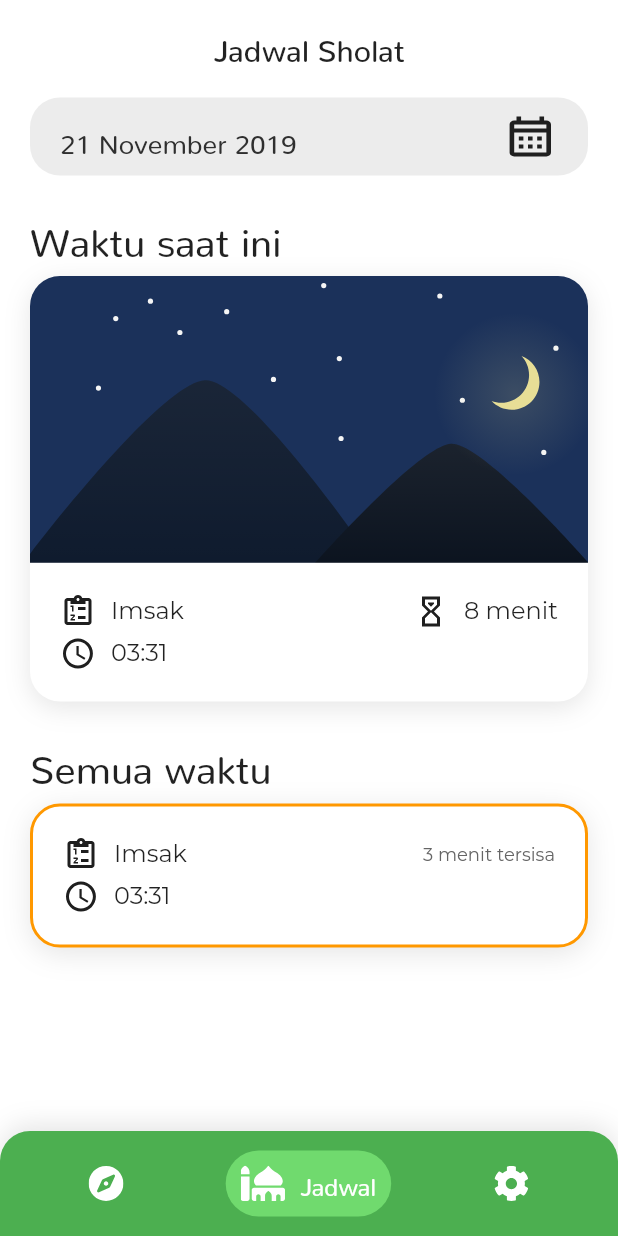
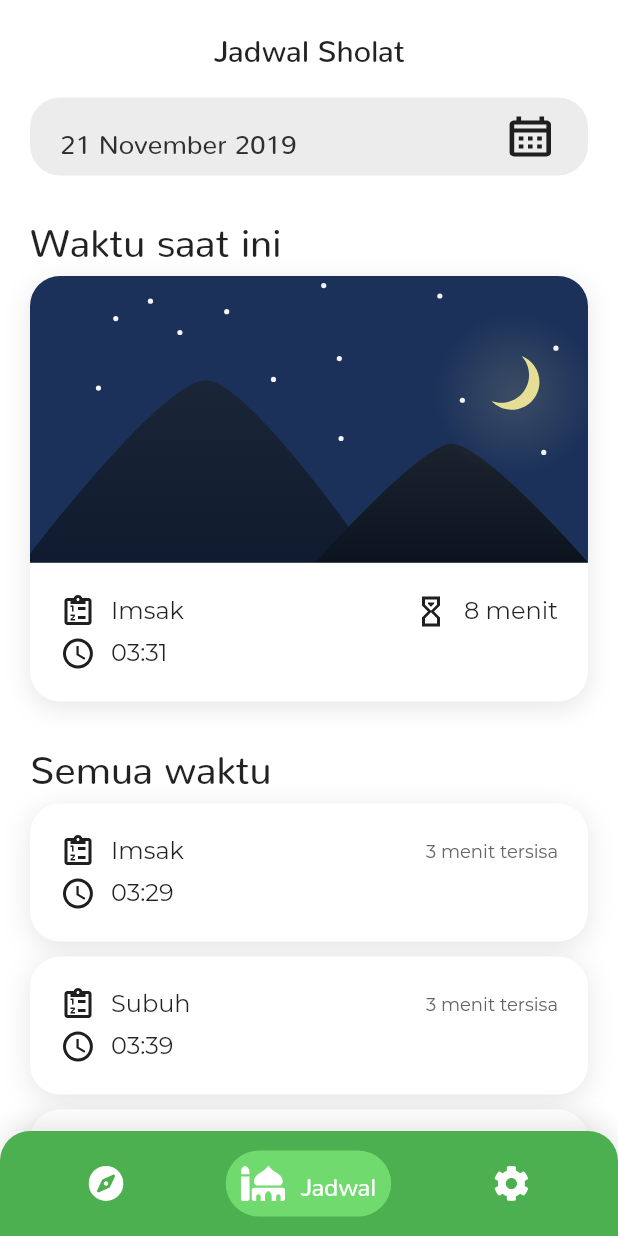
Before and after one commit to mbaguszulmi/muslim-compass, a Flutter app: the screen it shows after launch, item 2 of the bottom bar chosen, on a phone screen of 412 x 824 dp. Run offline on Flutter 3.47's test engine with Material 2 defaults, Android fonts, the phone set to English and light mode, and no system bars; our stand-ins replace flutter_compass, flutter_svg; statements that could not run were skipped.

Commit message:
Update progress on schedule page

```diff
--- a/lib/mainPageContents/schedule.dart
+++ b/lib/mainPageContents/schedule.dart
@@ -1,6 +1,7 @@
 import 'package:flutter/material.dart';
 import 'package:flutter_svg/flutter_svg.dart';
 import 'package:intl/intl.dart';
+import 'package:muslimcompass/model/schedule_item.dart';
 
 class Schedule extends StatefulWidget {
 
@@ -9,17 +10,49 @@ class Schedule extends StatefulWidget {
 }
 
 class _ScheduleState extends State<Schedule> {
-  DateTime _currentDate = DateTime.now();
+  DateTime _currentTime = DateTime.now();
+  DateTime _todayDate;
+  DateTime _currentDate;
   DateFormat _formatDate = DateFormat("d MMMM yyyy");
   TextStyle _cardMainTextStyle = TextStyle(
     fontFamily: 'Montserrat',
     fontSize: 16
   );
-
+  List<ScheduleItem> _scheduleList = [
+    ScheduleItem(scheduleName: 'Imsak', scheduleTime: DateTime.parse("20191121T032900")),
+    ScheduleItem(scheduleName: 'Subuh', scheduleTime: DateTime.parse("20191121T033900")),
+    ScheduleItem(scheduleName: 'Terbit', scheduleTime: DateTime.parse("20191121T045800")),
+    ScheduleItem(scheduleName: 'Dhuha', scheduleTime: DateTime.parse("20191121T052600")),
+    ScheduleItem(scheduleName: 'Dzuhur', scheduleTime: DateTime.parse("20191121T111800")),
+    ScheduleItem(scheduleName: 'Ashar', scheduleTime: DateTime.parse("20191121T144000")),
+    ScheduleItem(scheduleName: 'Maghrib', scheduleTime: DateTime.parse("20191121T173200")),
+    ScheduleItem(scheduleName: 'Isya', scheduleTime: DateTime.parse("20191121T184600")),
+  ];
 
   @override
   void initState() {
+    DateFormat dateFormat = DateFormat("yyyyMMdd");
+    _todayDate = DateTime.parse("${dateFormat.format(_currentTime)}T000000");
+    _currentDate = _todayDate;
+    print("today = $_todayDate");
 
+    for (var i = 0; i < _scheduleList.length; i++) {
+      ScheduleItem item = _scheduleList[i];
+      if (item.scheduleTime.millisecondsSinceEpoch <= _currentTime.millisecondsSinceEpoch) {
+        item.isActive = true;
+        item.willActive = false;
+
+        if (i > 0) {
+          _scheduleList[i-1].isActive = false;
+          _scheduleList[i-1].willActive = false;
+        }
+
+        if (i < _scheduleList.length-1) {
+          _scheduleList[i+1].isActive = false;
+          _scheduleList[i+1].willActive = true;
+        }
+      }
+    }
     super.initState();
   }
 
@@ -85,7 +118,7 @@ class _ScheduleState extends State<Schedule> {
           padding: EdgeInsets.all(20),
           child: Column(
             children: <Widget>[
-              Container(
+              (_todayDate.difference(_currentDate).inDays == 0) ? Container(
                 width: MediaQuery.of(context).size.width - 40,
                 margin: EdgeInsets.only(bottom: 20),
                 child: Text(
@@ -94,9 +127,10 @@ class _ScheduleState extends State<Schedule> {
                     fontSize: 26,
                   )
                 ),
-              ),
-              Container(
+              ) : Container(),
+              (_todayDate.difference(_currentDate).inDays == 0) ? Container(
                 width: MediaQuery.of(context).size.width - 40,
+                margin: EdgeInsets.only(bottom: 30),
                 decoration: BoxDecoration(
                   color: Colors.white,
                   borderRadius: BorderRadius.circular(20),
@@ -192,10 +226,10 @@ class _ScheduleState extends State<Schedule> {
                     ),
                   ],
                 ),
-              ),
+              ) : Container(),
               Container(
                 width: MediaQuery.of(context).size.width - 40,
-                margin: EdgeInsets.only(bottom: 20, top: 30),
+                margin: EdgeInsets.only(bottom: 20),
                 child: Text(
                   'Semua waktu',
                   style: TextStyle(
@@ -203,17 +237,27 @@ class _ScheduleState extends State<Schedule> {
                   )
                 ),
               ),
-              Container(
+              ListView.builder(
+                shrinkWrap: true,
+                physics: NeverScrollableScrollPhysics(),
+                itemCount: _scheduleList.length,
+                itemBuilder: (BuildContext context, int index) {
+                  ScheduleItem item = _scheduleList[index];
+                  return Container(
                     width: MediaQuery.of(context).size.width,
                     padding: EdgeInsets.all(20),
                     margin: EdgeInsets.only(bottom: 10),
                     decoration: BoxDecoration(
                       color: Colors.white,
                       borderRadius: BorderRadius.circular(20),
-                  border: Border.all(
+                      border: (item.isActive) ? Border.all(
+                        width: 2,
+                        color: Colors.green,
+                      ) :
+                      (item.willActive) ? Border.all(
                         width: 2,
                         color: Colors.orange,
-                  ),
+                      ) : null,
                       boxShadow: <BoxShadow> [
                         BoxShadow(
                           blurRadius: 15,
@@ -239,7 +283,7 @@ class _ScheduleState extends State<Schedule> {
                                     width: 10,
                                   ),
                                   Text(
-                                'Imsak',
+                                    '${item.scheduleName}',
                                     style: _cardMainTextStyle,
                                   )
                                 ],
@@ -274,7 +318,7 @@ class _ScheduleState extends State<Schedule> {
                                 width: 10,
                               ),
                               Text(
-                            '03:31',
+                                '${item.getTimeStr()}',
                                 style: _cardMainTextStyle,
                               )
                             ],
@@ -282,6 +326,8 @@ class _ScheduleState extends State<Schedule> {
                         )
                       ],
                     ),
+                  );
+                },
               )
             ],
           ),
--- a/lib/model/schedule_item.dart
+++ b/lib/model/schedule_item.dart
@@ -1,5 +1,15 @@
+import 'package:intl/intl.dart';
+
 class ScheduleItem {
   String scheduleName;
   DateTime scheduleTime;
+  DateFormat _dateFormat = new DateFormat("HH:mm");
+  bool isActive = false;
+  bool willActive = false;
 
+  ScheduleItem({this.scheduleName, this.scheduleTime});
+
+  String getTimeStr() {
+    return _dateFormat.format(scheduleTime);
+  }
 }
```
Lines whose indentation alone changed are shown as unchanged.
